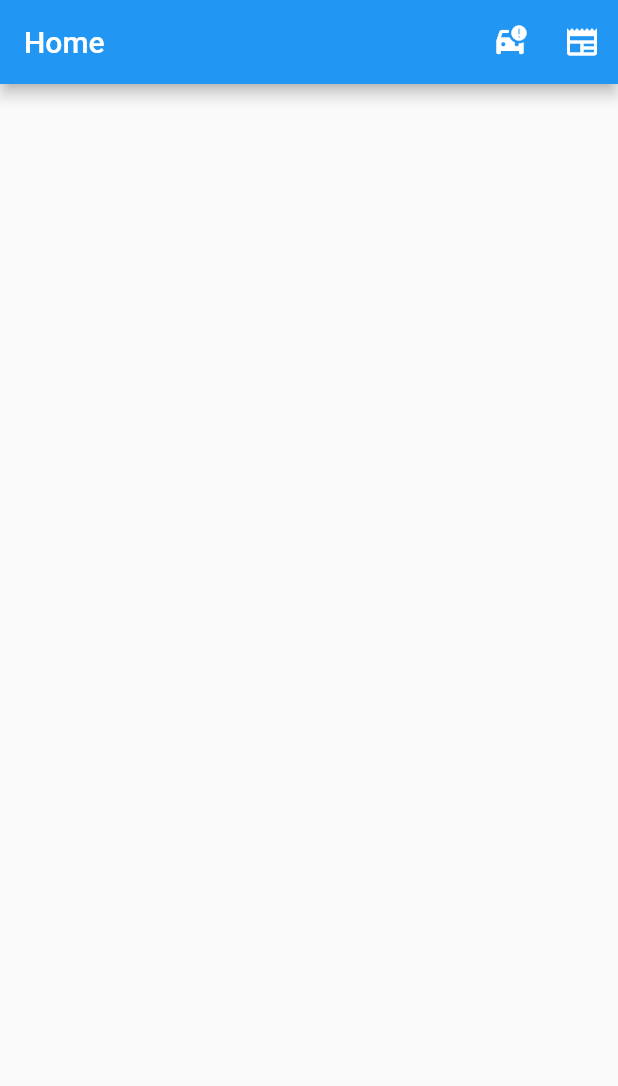
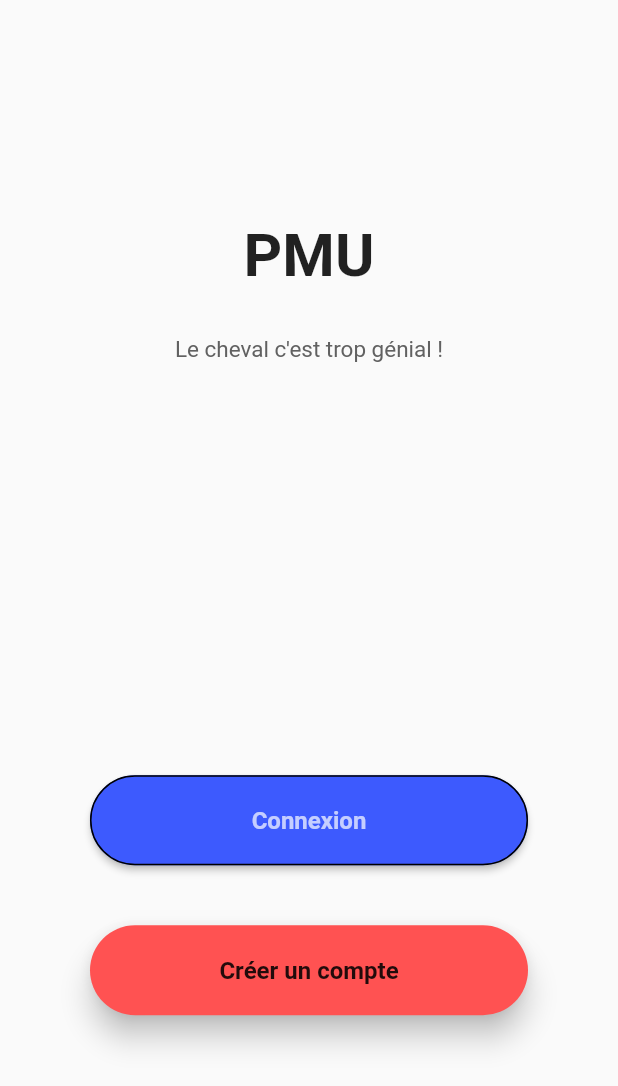
Before and after one commit to walidhaddoury/App-Flutter, a Flutter app: the screen it shows after launch, on a phone screen of 412 x 824 dp. Shown: the top 1086 px of the screen. Run offline on Flutter 3.47's test engine with Material 2 defaults, Android fonts, the phone set to English and light mode, and no system bars; missing offline and left inert: mongo_dart.

Commit message:
refont pagehome

```diff
--- a/lib/main.dart
+++ b/lib/main.dart
@@ -43,23 +43,78 @@ class _MyHomePageState extends State<MyHomePage> {
   @override
   Widget build(BuildContext context) {
     return Scaffold(
-      appBar: AppBar(
-        title: Text(widget.title),
-        actions: <Widget>[
-          IconButton(
-              icon: const Icon(Icons.car_crash),
-              tooltip: 'New card',
-              onPressed: () {
-                Navigator.of(context).pushNamed('register');
-              }),
-          IconButton(
-              icon: const Icon(Icons.newspaper),
-              tooltip: 'New card',
-              onPressed: () {
-                Navigator.of(context).pushNamed('login');
-              }),
-        ],
-      ),
+      body: SafeArea(
+          child: Container(
+              width: double.infinity,
+              height: MediaQuery.of(context).size.height,
+              padding: const EdgeInsets.symmetric(horizontal: 60, vertical: 60),
+              child: Column(
+                  mainAxisAlignment: MainAxisAlignment.spaceEvenly,
+                  children: [
+                    Column(
+                      crossAxisAlignment: CrossAxisAlignment.center,
+                      children: [
+                        const Text(
+                          "PMU",
+                          style: TextStyle(
+                              fontWeight: FontWeight.bold, fontSize: 40),
+                        ),
+                        const SizedBox(
+                          height: 30,
+                        ),
+                        Text(
+                          "Le cheval c'est trop génial !",
+                          textAlign: TextAlign.center,
+                          style:
+                              TextStyle(color: Colors.grey[700], fontSize: 15),
+                        ),
+                        Container(
+                          height: MediaQuery.of(context).size.height / 3,
+                        ),
+                        MaterialButton(
+                          minWidth: double.infinity,
+                          height: 60,
+                          onPressed: () {
+                            Navigator.of(context).pushNamed('login');
+                          },
+                          color: Colors.indigoAccent[400],
+                          shape: RoundedRectangleBorder(
+                              side: const BorderSide(
+                                color: Colors.black,
+                              ),
+                              borderRadius: BorderRadius.circular(40)),
+                          child: const Text(
+                            "Connexion",
+                            style: TextStyle(
+                                fontWeight: FontWeight.w600,
+                                fontSize: 16,
+                                color: Colors.white70),
+                          ),
+                        ),
+                        const SizedBox(
+                          height: 40,
+                        ),
+                        MaterialButton(
+                          minWidth: double.infinity,
+                          height: 60,
+                          elevation: 8.0,
+                          onPressed: () {
+                            Navigator.of(context).pushNamed('register');
+                          },
+                          color: Colors.redAccent,
+                          shape: RoundedRectangleBorder(
+                              borderRadius: BorderRadius.circular(40)),
+                          child: const Text(
+                            "Créer un compte",
+                            style: TextStyle(
+                              fontWeight: FontWeight.w600,
+                              fontSize: 16,
+                            ),
+                          ),
+                        ),
+                      ],
+                    ),
+                  ]))),
     );
   }
 }
```
